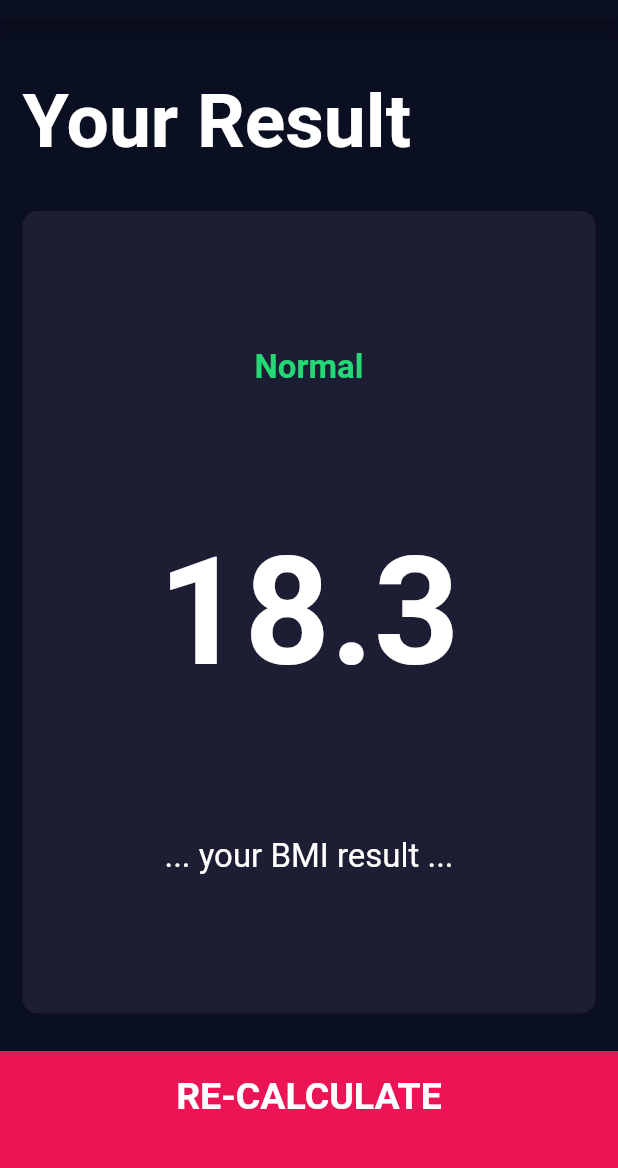
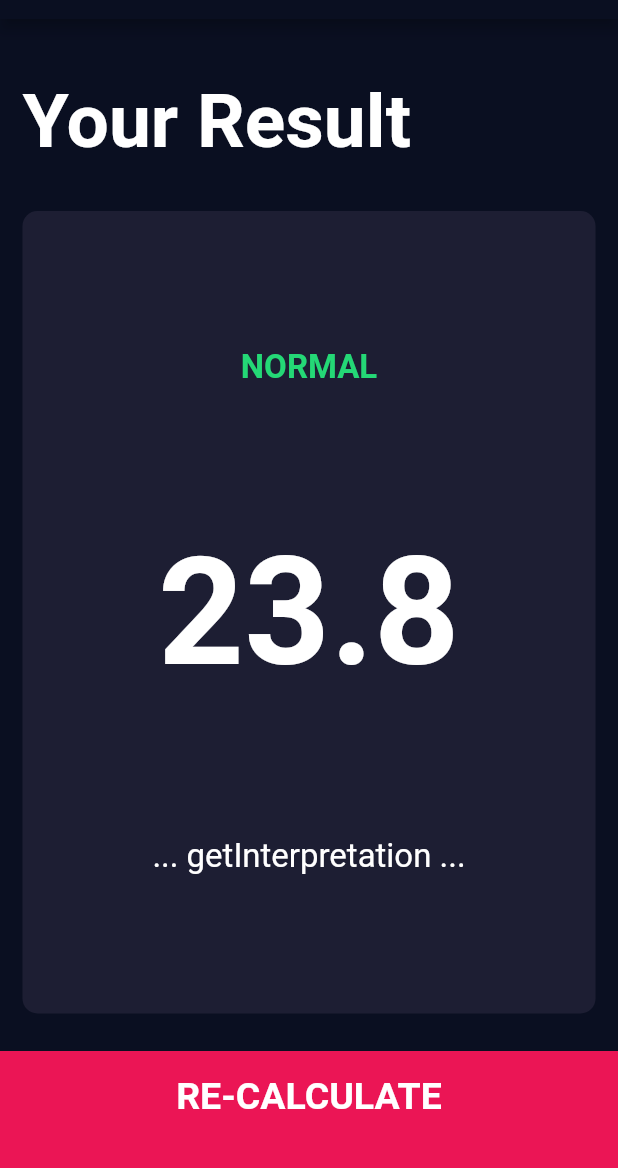
Before and after one commit to petarivanov9/flutter-dart-dev-bootcamp, a Flutter app: the screen it shows after launch, after a tap on "CALCULATE", on a phone screen of 412 x 824 dp, the part 65-1233 px from its top. Run offline on Flutter 3.47's test engine with Material 2 defaults, Android fonts, the phone set to English and light mode, and no system bars; our stand-ins replace audioplayers, font_awesome_flutter, rflutter_alert.

Commit message:
Add BMI calculation and final touches

```diff
--- /dev/null
+++ b/bmi_calculator/lib/calculator_brain.dart
@@ -0,0 +1,30 @@
+import 'dart:math';
+
+class CalculatorBrain {
+  CalculatorBrain({this.height, this.weight});
+
+  final int height;
+  final int weight;
+
+  double _bmi;
+
+  String calculateBMI() {
+    _bmi = weight / pow(height / 100, 2);
+
+    return _bmi.toStringAsFixed(1);
+  }
+
+  String getResult() {
+    if (_bmi >= 25) {
+      return 'Overweight';
+    } else if (_bmi > 18.5) {
+      return 'Normal';
+    } else {
+      return 'Underweight';
+    }
+  }
+
+  String getInterpretation() {
+    return '... getInterpretation ...';
+  }
+}
--- a/bmi_calculator/lib/screens/input_page.dart
+++ b/bmi_calculator/lib/screens/input_page.dart
@@ -7,7 +7,9 @@
 import 'package:bmi_calculator/components/round_icon_button.dart';
 import 'package:bmi_calculator/components/bottom_button.dart';
 
-import 'results_page.dart';
+import 'package:bmi_calculator/calculator_brain.dart';
+
+import 'package:bmi_calculator/screens/results_page.dart';
 
 enum Gender {
   male,
@@ -223,10 +225,17 @@
           BottomButton(
             buttonTitle: 'CALCULATE',
             onTap: () {
+              CalculatorBrain calc =
+                  CalculatorBrain(height: height, weight: weight);
+
               Navigator.push(
                 context,
                 MaterialPageRoute(builder: (context) {
-                  return ResultsPage();
+                  return ResultsPage(
+                    bmiResult: calc.calculateBMI(),
+                    resultText: calc.getResult(),
+                    interpretation: calc.getInterpretation(),
+                  );
                 }),
               );
             },
--- a/bmi_calculator/lib/screens/results_page.dart
+++ b/bmi_calculator/lib/screens/results_page.dart
@@ -4,6 +4,16 @@
 import 'package:flutter/material.dart';
 
 class ResultsPage extends StatelessWidget {
+  ResultsPage({
+    @required this.bmiResult,
+    @required this.resultText,
+    @required this.interpretation,
+  });
+
+  final String bmiResult;
+  final String resultText;
+  final String interpretation;
+
   @override
   Widget build(BuildContext context) {
     return Scaffold(
@@ -33,15 +43,15 @@
                 crossAxisAlignment: CrossAxisAlignment.center,
                 children: <Widget>[
                   Text(
-                    'Normal',
+                    resultText.toUpperCase(),
                     style: kResultTextStyle,
                   ),
                   Text(
-                    '18.3',
+                    bmiResult,
                     style: kBMITextStyle,
                   ),
                   Text(
-                    '... your BMI result ...',
+                    interpretation,
                     textAlign: TextAlign.center,
                     style: kBodyTextStyle,
                   )
```
